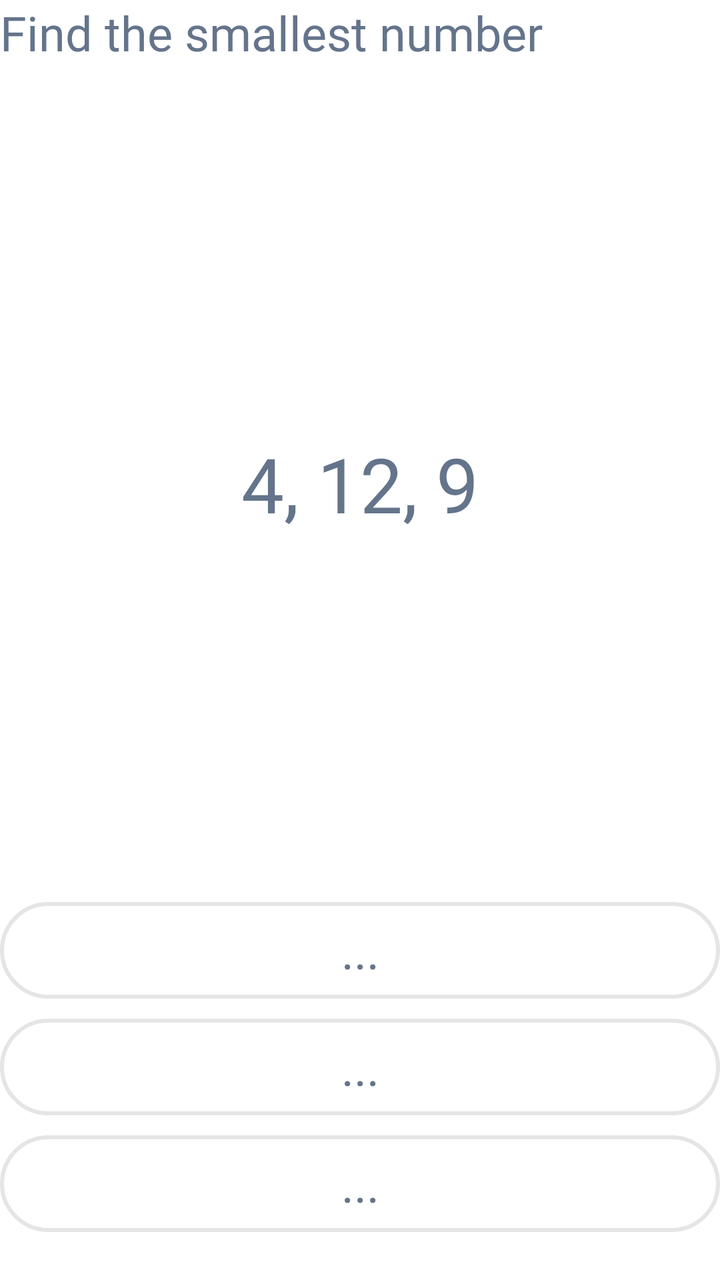
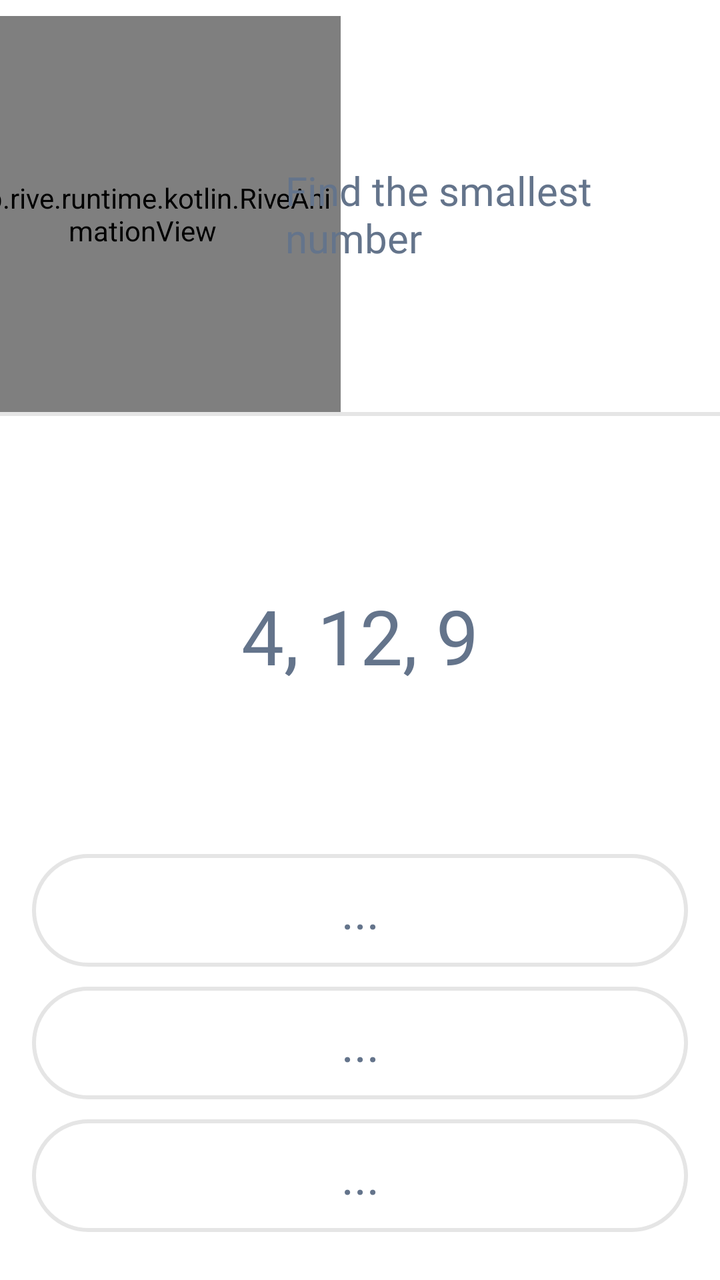

An Android layout rendered at two revisions. The XML below is the earlier revision; the diff shows what the commit changed to produce the second picture.
<!-- AndroidManifest.xml: application theme Theme.Tetragon -->
<!-- res/layout/fragment_ui_find_smallest_number.xml -->
<?xml version="1.0" encoding="utf-8"?>
<androidx.constraintlayout.widget.ConstraintLayout xmlns:android="http://schemas.android.com/apk/res/android"
    xmlns:app="http://schemas.android.com/apk/res-auto"
    xmlns:tools="http://schemas.android.com/tools"
    android:layout_width="match_parent"
    android:layout_height="match_parent"
    android:background="@color/white"
    android:layout_marginStart="16dp"
    android:layout_marginEnd="16dp"
    tools:context=".questions.questionMathFirstGrade.firstTopicCountingNumbers.medium.UiFindSmallestNumberFragment">

    <TextView
        android:id="@+id/instructionText"
        android:layout_width="wrap_content"
        android:layout_height="wrap_content"
        android:fontFamily="@font/inter_semibold"
        android:text="Find the smallest number"
        android:textColor="@color/text_color"
        android:textSize="24sp"
        app:layout_constraintStart_toStartOf="parent"
        app:layout_constraintTop_toTopOf="parent"/>

    <LinearLayout
        android:id="@+id/problemRow"
        android:layout_width="wrap_content"
        android:layout_height="wrap_content"
        android:gravity="center"
        android:orientation="horizontal"
        app:layout_constraintBottom_toTopOf="@+id/option1"
        app:layout_constraintEnd_toEndOf="parent"
        app:layout_constraintStart_toStartOf="parent"
        app:layout_constraintTop_toBottomOf="@+id/instructionText">

        <TextView
            android:id="@+id/sequenceText"
            android:layout_width="wrap_content"
            android:layout_height="wrap_content"
            android:fontFamily="@font/inter_semibold"
            android:text="4, 12, 9"
            android:textColor="#64748b"
            android:textSize="38sp" />

    </LinearLayout>

    <LinearLayout
        android:id="@+id/option1"
        android:layout_width="0dp"
        android:layout_height="wrap_content"
        android:background="@drawable/custom_background"
        android:orientation="horizontal"
        android:padding="8dp"
        android:layout_marginBottom="10dp"
        app:layout_constraintBottom_toTopOf="@+id/option2"
        app:layout_constraintEnd_toEndOf="parent"
        app:layout_constraintStart_toStartOf="parent">

        <TextView
            android:layout_width="match_parent"
            android:layout_height="wrap_content"
            android:fontFamily="@font/inter_semibold"
            android:gravity="center"
            android:text="..."
            android:textColor="@color/text_color"
            android:textSize="24sp" />
    </LinearLayout>

    <LinearLayout
        android:id="@+id/option2"
        android:layout_width="0dp"
        android:layout_height="wrap_content"
        android:background="@drawable/custom_background"
        android:orientation="horizontal"
        android:padding="8dp"
        android:layout_marginBottom="10dp"
        app:layout_constraintBottom_toTopOf="@+id/option3"
        app:layout_constraintEnd_toEndOf="parent"
        app:layout_constraintStart_toStartOf="parent">

        <TextView
            android:layout_width="match_parent"
            android:layout_height="wrap_content"
            android:fontFamily="@font/inter_semibold"
            android:gravity="center"
            android:text="..."
            android:textColor="@color/text_color"
            android:textSize="24sp" />
    </LinearLayout>

    <LinearLayout
        android:id="@+id/option3"
        android:layout_width="0dp"
        android:layout_height="wrap_content"
        android:background="@drawable/custom_background"
        android:orientation="horizontal"
        android:padding="8dp"
        android:layout_marginBottom="24dp"
        app:layout_constraintBottom_toBottomOf="parent"
        app:layout_constraintEnd_toEndOf="parent"
        app:layout_constraintStart_toStartOf="parent">

        <TextView
            android:layout_width="match_parent"
            android:layout_height="wrap_content"
            android:fontFamily="@font/inter_semibold"
            android:gravity="center"
            android:text="..."
            android:textColor="@color/text_color"
            android:textSize="24sp" />
    </LinearLayout>

</androidx.constraintlayout.widget.ConstraintLayout>
<!-- resources referenced by this layout -->
<resources>
  <color name="text_color">#64748b</color>
  <color name="white">#FFFFFFFF</color>
  <!-- drawable custom_background (drawable) -->
  <?xml version="1.0" encoding="utf-8"?>
  <shape xmlns:android="http://schemas.android.com/apk/res/android"
      android:shape="rectangle">
      <solid android:color="#ffffff"/>
      <stroke android:color="#e5e5e5"
          android:width="2dp"/>
      <corners android:radius="40dp"/>
  </shape>
  <style name="Theme.Tetragon" parent="Base.Theme.Tetragon" />
  <style name="Base.Theme.Tetragon" parent="Theme.Material3.DayNight.NoActionBar">
          <item name="android:statusBarColor">@color/white</item>
          <item name="android:navigationBarColor">@color/white</item>
          <item name="android:windowLightStatusBar">true</item>
  
          <item name="android:windowBackground">@color/white</item>
          <item name="android:colorBackground">@color/white</item>
  
          <item name="android:windowIsTranslucent">false</item>
      </style>
</resources>

<!-- the commit's change to res/layout/fragment_ui_find_smallest_number.xml (unified diff, before → after) -->
@@ -5,31 +5,69 @@
     android:layout_width="match_parent"
     android:layout_height="match_parent"
     android:background="@color/white"
-    android:layout_marginStart="16dp"
-    android:layout_marginEnd="16dp"
     tools:context=".questions.questionMathFirstGrade.firstTopicCountingNumbers.medium.UiFindSmallestNumberFragment">
 
+    
+    <app.rive.runtime.kotlin.RiveAnimationView
+        android:id="@+id/teacherAnimation"
+        android:layout_width="0dp"
+        android:layout_height="0dp"
+        android:layout_marginStart="-28dp"
+        android:layout_marginTop="8dp"
+        android:clickable="true"
+        android:focusable="true"
+        app:layout_constraintDimensionRatio="H,11:11"
+        app:layout_constraintStart_toStartOf="parent"
+        app:layout_constraintTop_toTopOf="parent"
+        app:layout_constraintWidth_percent="0.55"
+        app:riveAlignment="BOTTOM_CENTER"
+        app:riveFit="CONTAIN"
+        app:riveResource="@raw/teacher_animation"
+        app:riveStateMachine="State Machine 1" />
+
+    
     <TextView
         android:id="@+id/instructionText"
+        android:layout_width="0dp"
+        android:layout_height="wrap_content"
+        android:layout_marginStart="-28dp"
+        android:layout_marginEnd="16dp"
+        android:fontFamily="@font/inter_semibold"
+        android:text="@string/find_the_smallest_number"
+        android:textColor="@color/text_color"
+        android:textSize="20sp"
+        app:layout_constraintBottom_toBottomOf="@id/teacherAnimation"
+        app:layout_constraintEnd_toEndOf="parent"
+        app:layout_constraintStart_toEndOf="@id/teacherAnimation"
+        app:layout_constraintTop_toTopOf="@id/teacherAnimation" />
+
+    <androidx.constraintlayout.widget.Barrier
+        android:id="@+id/headerBarrier"
         android:layout_width="wrap_content"
         android:layout_height="wrap_content"
-        android:fontFamily="@font/inter_semibold"
-        android:text="Find the smallest number"
-        android:textColor="@color/text_color"
-        android:textSize="24sp"
+        app:barrierDirection="bottom"
+        app:constraint_referenced_ids="teacherAnimation,instructionText" />
+
+    <View
+        android:id="@+id/headerDivider"
+        android:layout_width="0dp"
+        android:layout_height="2dp"
+        android:background="@color/gray_2"
+        app:layout_constraintEnd_toEndOf="parent"
         app:layout_constraintStart_toStartOf="parent"
-        app:layout_constraintTop_toTopOf="parent"/>
+        app:layout_constraintTop_toBottomOf="@id/headerBarrier" />
 
+    
     <LinearLayout
         android:id="@+id/problemRow"
         android:layout_width="wrap_content"
         android:layout_height="wrap_content"
         android:gravity="center"
         android:orientation="horizontal"
-        app:layout_constraintBottom_toTopOf="@+id/option1"
+        app:layout_constraintBottom_toTopOf="@+id/optionsContainer"
         app:layout_constraintEnd_toEndOf="parent"
         app:layout_constraintStart_toStartOf="parent"
-        app:layout_constraintTop_toBottomOf="@+id/instructionText">
+        app:layout_constraintTop_toBottomOf="@+id/headerDivider">
 
         <TextView
             android:id="@+id/sequenceText"
@@ -42,70 +80,78 @@
 
     </LinearLayout>
 
+    
     <LinearLayout
-        android:id="@+id/option1"
+        android:id="@+id/optionsContainer"
         android:layout_width="0dp"
         android:layout_height="wrap_content"
-        android:background="@drawable/custom_background"
-        android:orientation="horizontal"
-        android:padding="8dp"
-        android:layout_marginBottom="10dp"
-        app:layout_constraintBottom_toTopOf="@+id/option2"
-        app:layout_constraintEnd_toEndOf="parent"
-        app:layout_constraintStart_toStartOf="parent">
-
-        <TextView
-            android:layout_width="match_parent"
-            android:layout_height="wrap_content"
-            android:fontFamily="@font/inter_semibold"
-            android:gravity="center"
-            android:text="..."
-            android:textColor="@color/text_color"
-            android:textSize="24sp" />
-    </LinearLayout>
-
-    <LinearLayout
-        android:id="@+id/option2"
-        android:layout_width="0dp"
-        android:layout_height="wrap_content"
-        android:background="@drawable/custom_background"
-        android:orientation="horizontal"
-        android:padding="8dp"
-        android:layout_marginBottom="10dp"
-        app:layout_constraintBottom_toTopOf="@+id/option3"
-        app:layout_constraintEnd_toEndOf="parent"
-        app:layout_constraintStart_toStartOf="parent">
-
-        <TextView
-            android:layout_width="match_parent"
-            android:layout_height="wrap_content"
-            android:fontFamily="@font/inter_semibold"
-            android:gravity="center"
-            android:text="..."
-            android:textColor="@color/text_color"
-            android:textSize="24sp" />
-    </LinearLayout>
-
-    <LinearLayout
-        android:id="@+id/option3"
-        android:layout_width="0dp"
-        android:layout_height="wrap_content"
-        android:background="@drawable/custom_background"
-        android:orientation="horizontal"
-        android:padding="8dp"
+        android:layout_marginStart="16dp"
+        android:layout_marginEnd="16dp"
         android:layout_marginBottom="24dp"
+        android:orientation="vertical"
         app:layout_constraintBottom_toBottomOf="parent"
         app:layout_constraintEnd_toEndOf="parent"
         app:layout_constraintStart_toStartOf="parent">
 
-        <TextView
+        
+        <LinearLayout
+            android:id="@+id/option1"
             android:layout_width="match_parent"
             android:layout_height="wrap_content"
-            android:fontFamily="@font/inter_semibold"
-            android:gravity="center"
-            android:text="..."
-            android:textColor="@color/text_color"
-            android:textSize="24sp" />
+            android:layout_marginBottom="10dp"
+            android:background="@drawable/custom_background"
+            android:orientation="horizontal"
+            android:padding="12dp">
+
+            <TextView
+                android:layout_width="match_parent"
+                android:layout_height="wrap_content"
+                android:fontFamily="@font/inter_semibold"
+                android:gravity="center"
+                android:text="..."
+                android:textColor="@color/text_color"
+                android:textSize="24sp" />
+        </LinearLayout>
+
+        
+        <LinearLayout
+            android:id="@+id/option2"
+            android:layout_width="match_parent"
+            android:layout_height="wrap_content"
+            android:layout_marginBottom="10dp"
+            android:background="@drawable/custom_background"
+            android:orientation="horizontal"
+            android:padding="12dp">
+
+            <TextView
+                android:layout_width="match_parent"
+                android:layout_height="wrap_content"
+                android:fontFamily="@font/inter_semibold"
+                android:gravity="center"
+                android:text="..."
+                android:textColor="@color/text_color"
+                android:textSize="24sp" />
+        </LinearLayout>
+
+        
+        <LinearLayout
+            android:id="@+id/option3"
+            android:layout_width="match_parent"
+            android:layout_height="wrap_content"
+            android:background="@drawable/custom_background"
+            android:orientation="horizontal"
+            android:padding="12dp">
+
+            <TextView
+                android:layout_width="match_parent"
+                android:layout_height="wrap_content"
+                android:fontFamily="@font/inter_semibold"
+                android:gravity="center"
+                android:text="..."
+                android:textColor="@color/text_color"
+                android:textSize="24sp" />
+        </LinearLayout>
+
     </LinearLayout>
 
 </androidx.constraintlayout.widget.ConstraintLayout>
<!-- resource entries referenced after the edit -->
@@ -1,5 +1,6 @@
 <!-- resources referenced by this layout -->
 <resources>
+  <color name="gray_2">#E5E5E5</color>
   <color name="text_color">#64748b</color>
   <color name="white">#FFFFFFFF</color>
   <!-- drawable custom_background (drawable) -->
@@ -11,16 +12,20 @@
           android:width="2dp"/>
       <corners android:radius="40dp"/>
   </shape>
+  <string name="find_the_smallest_number">Find the smallest number</string>
   <style name="Theme.Tetragon" parent="Base.Theme.Tetragon" />
   <style name="Base.Theme.Tetragon" parent="Theme.Material3.DayNight.NoActionBar">
-          <item name="android:statusBarColor">@color/white</item>
-          <item name="android:navigationBarColor">@color/white</item>
+          
           <item name="android:windowLightStatusBar">true</item>
   
           <item name="android:windowBackground">@color/white</item>
           <item name="android:colorBackground">@color/white</item>
   
           <item name="android:windowIsTranslucent">false</item>
+  
+          
+          <item name="android:enforceStatusBarContrast" tools:targetApi="29">false</item>
+          <item name="android:enforceNavigationBarContrast" tools:targetApi="29">false</item>
       </style>
 </resources>
 
